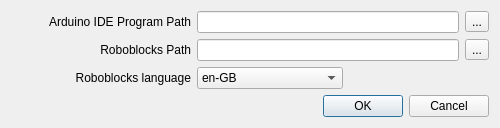
The window that src/settingsdialog.ui (vrruiz/visualino) describes before a commit, drawn with Qt 5.
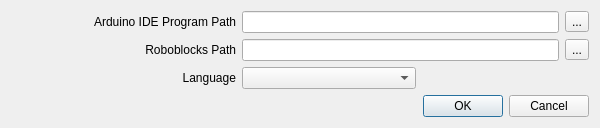
The same window after the commit.

Diff of the .ui file:
```diff
--- a/src/settingsdialog.ui
+++ b/src/settingsdialog.ui
@@ -6,7 +6,7 @@
    <rect>
     <x>0</x>
     <y>0</y>
-    <width>500</width>
+    <width>600</width>
     <height>250</height>
    </rect>
   </property>
@@ -34,7 +34,7 @@
          </property>
          <property name="minimumSize">
           <size>
-           <width>180</width>
+           <width>225</width>
            <height>0</height>
           </size>
          </property>
@@ -86,7 +86,7 @@
          </property>
          <property name="minimumSize">
           <size>
-           <width>180</width>
+           <width>225</width>
            <height>0</height>
           </size>
          </property>
@@ -131,7 +131,7 @@
          </property>
          <property name="minimumSize">
           <size>
-           <width>180</width>
+           <width>225</width>
            <height>0</height>
           </size>
          </property>
@@ -142,7 +142,7 @@
           </size>
          </property>
          <property name="text">
-          <string>Roboblocks language</string>
+          <string>Language</string>
          </property>
          <property name="alignment">
           <set>Qt::AlignRight|Qt::AlignTrailing|Qt::AlignVCenter</set>
@@ -161,13 +161,8 @@
           </sizepolicy>
          </property>
          <property name="currentText">
-          <string>en-GB</string>
+          <string/>
          </property>
-         <item>
-          <property name="text">
-           <string>en-GB</string>
-          </property>
-         </item>
         </widget>
        </item>
        <item>
```
